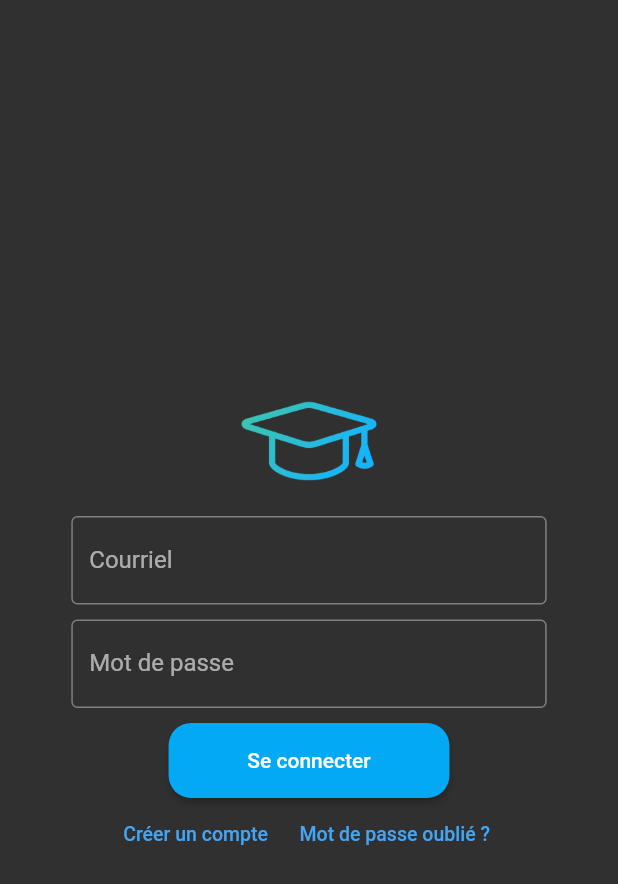
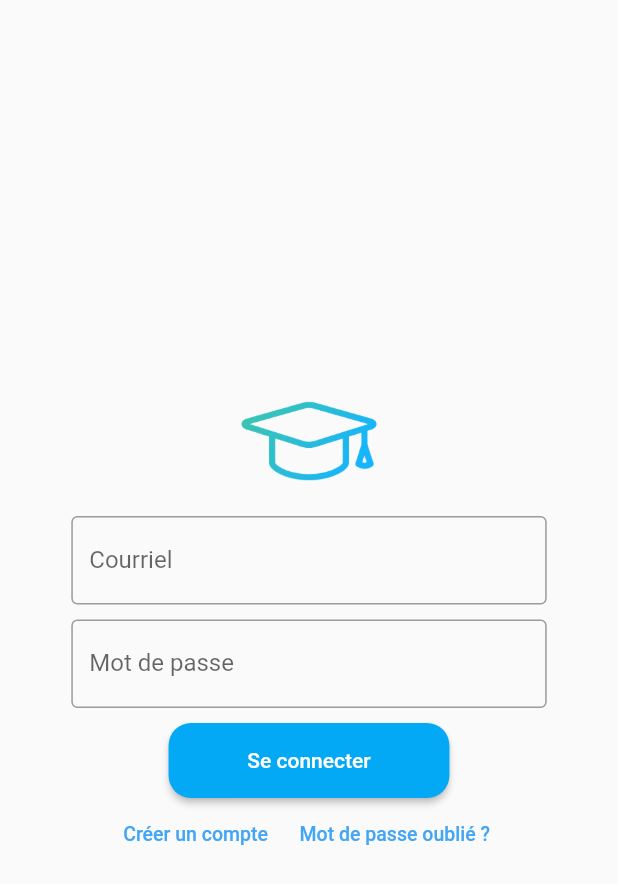
Before and after one commit to Larkooo/myschool, a Flutter app: the first screen one second after launch, on a phone screen of 412 x 824 dp. Shown: the top 884 px of the screen. Run offline on Flutter 3.47's test engine with Material 2 defaults, Android fonts, the phone set to English and light mode, and no system bars; drawn by our look-alikes of rounded_loading_button; our stand-ins replace adaptive_dialog, badges, cached_network_image, cloud_firestore, connectivity, device_info and 17 more; missing offline and left inert: add_2_calendar, alert, clipboard, cloud_firestore_web, connectivity_for_web, dart_date and 12 more; accounts and stored records are empty.

Commit message:
Added dynamic dark/light mode. Groups.dart still needs work
Group buttons need to be done
Text when tapping an announcement needs to be done

```diff
--- a/lib/components/announce.dart
+++ b/lib/components/announce.dart
@@ -86,7 +86,6 @@ class Announce extends StatelessWidget {
                 width: MediaQuery.of(context).size.width / 7,
                 height: MediaQuery.of(context).size.height / 35,
                 decoration: BoxDecoration(
-                  color: Colors.grey[700],
                   borderRadius: BorderRadius.circular(10),
                 ),
                 child: Material(
@@ -124,7 +123,7 @@ class Announce extends StatelessWidget {
             Row(children: [
               Spacer(),
               IconButton(
-                icon: Icon(Icons.delete, color: Colors.grey),
+                icon: Icon(Icons.delete),
                 onPressed: () => showOkCancelAlertDialog(
                         context: context,
                         okLabel: 'Supprimer',
--- a/lib/components/announce_page.dart
+++ b/lib/components/announce_page.dart
@@ -50,14 +50,12 @@ class AnnouncePage extends StatelessWidget {
             width: MediaQuery.of(context).size.height / 1.8,
             child: Card(
                 margin: EdgeInsets.fromLTRB(40, 10, 40, 0),
-                color: Colors.grey[900],
                 child: SingleChildScrollView(
                   child: Container(
                       margin: EdgeInsets.fromLTRB(10, 5, 10, 5),
                       //width: MediaQuery.of(context).size.width / 10,
                       child: Text(announcement.content,
-                          style: TextStyle(
-                              fontSize: 15, color: Colors.grey[200]))),
+                          style: TextStyle(fontSize: 15))),
                 ))),
         SizedBox(
           height: 10,
--- a/lib/components/homeworkcomp.dart
+++ b/lib/components/homeworkcomp.dart
@@ -128,7 +128,7 @@ class HomeworkComp extends StatelessWidget {
             Row(children: [
               Spacer(),
               IconButton(
-                  icon: Icon(Icons.delete, color: Colors.grey),
+                  icon: Icon(Icons.delete),
                   onPressed: () => showOkCancelAlertDialog(
                               context: context,
                               okLabel: 'Oui',
--- a/lib/components/new_homework.dart
+++ b/lib/components/new_homework.dart
@@ -66,8 +66,7 @@ class _NewHomeworkState extends State<NewHomework> {
                           ),
                           Text(
                             "Prévisualisation",
-                            style: TextStyle(
-                                fontSize: 20, color: Colors.grey[600]),
+                            style: TextStyle(fontSize: 20),
                           ),
                           SizedBox(
                             height: 10,
--- a/lib/main.dart
+++ b/lib/main.dart
@@ -21,6 +21,7 @@ import 'package:device_info/device_info.dart';
 import 'package:firebase_remote_config/firebase_remote_config.dart';
 import 'package:package_info/package_info.dart';
 import 'package:flutter/services.dart';
+import 'package:get/get.dart';
 
 void main() async {
   await initializeDateFormatting('fr', null);
@@ -63,30 +64,56 @@ void main() async {
   runApp(MyApp());
 }
 
-bool isDark = true;
-
 class MyApp extends StatelessWidget {
   @override
   Widget build(BuildContext context) {
     SystemChrome.setSystemUIOverlayStyle(SystemUiOverlayStyle(
       systemNavigationBarColor: Colors.grey[850], // navigation bar color
-      //  statusBarColor: Colors.pink, // status bar color
+      // statusBarColor: Colors.grey[850], // status bar color
     ));
+
     return StreamProvider<User>.value(
       initialData: null,
       value: FirebaseAuthService.user,
       child: MaterialApp(
         title: 'MonEcole',
+        theme: ThemeData.light().copyWith(
+          primaryColor: Colors.grey[850],
+          colorScheme: ColorScheme(
+              brightness: Brightness.light,
+              primary: Colors.blue,
+              primaryVariant: Colors.black,
+              secondary: Colors.black,
+              secondaryVariant: Colors.black,
+              background: Colors.black,
+              surface: Colors.grey[600], // bottom bar icons
+              onBackground: Colors.black,
+              onSurface: Colors.black,
+              onError: Colors.black,
+              onPrimary: Colors.black,
+              onSecondary: Colors.black,
+              error: Colors.red.shade400),
+          cardColor: Colors.grey[300],
+        ),
         darkTheme: ThemeData.dark().copyWith(
-          cupertinoOverrideTheme: const CupertinoThemeData(
-            textTheme: CupertinoTextThemeData(), // This is required
-          ),
-        ),
-        theme: ThemeData.dark().copyWith(
-          cupertinoOverrideTheme: const CupertinoThemeData(
-            textTheme: CupertinoTextThemeData(), // This is required
-          ),
-        ),
+            primaryColor: Colors.grey[900],
+            backgroundColor: Colors.black,
+            cardColor: Colors.grey[900],
+            colorScheme: ColorScheme(
+                brightness: Brightness.dark,
+                primary: Colors.blue,
+                primaryVariant: Colors.black,
+                secondary: Colors.black,
+                secondaryVariant: Colors.black,
+                background: Colors.black,
+                surface: Colors.grey[700],
+                onBackground: Colors.black,
+                onSurface: Colors.black,
+                onError: Colors.white,
+                onPrimary: Colors.white,
+                onSecondary: Colors.white,
+                error: Colors.red.shade400)),
+        themeMode: ThemeMode.system,
         home: Welcome(),
       ),
     );
--- a/lib/pages/home.dart
+++ b/lib/pages/home.dart
@@ -149,7 +149,7 @@ class _HomeState extends State<Home> {
                 children: [
                   Text(
                     "Prochain cours",
-                    style: TextStyle(fontSize: 18, color: Colors.grey[400]),
+                    style: TextStyle(fontSize: 18),
                   ),
                   Container(
                       width: MediaQuery.of(context).size.width / 1.3,
@@ -207,7 +207,7 @@ class _HomeState extends State<Home> {
                     ),
                     Text(
                       "Dernière annonce école",
-                      style: TextStyle(fontSize: 18, color: Colors.grey[400]),
+                      style: TextStyle(fontSize: 18),
                     ),
                     Container(
                         width: MediaQuery.of(context).size.width / 1.3,
--- a/pubspec.yaml
+++ b/pubspec.yaml
@@ -63,6 +63,7 @@ dependencies:
   firebase_remote_config: ^0.10.0-dev.0
   package_info: ^2.0.0
   keyboard_visibility: ^0.5.6
+  get:
   #home_widget:
  # firebase_auth_oauth: ^0.2.3
 
```
Also changed, not shown: lib/pages/settings.dart (+5 -3 lines), lib/pages/staff/teacher/group.dart (+7 -12 lines).
